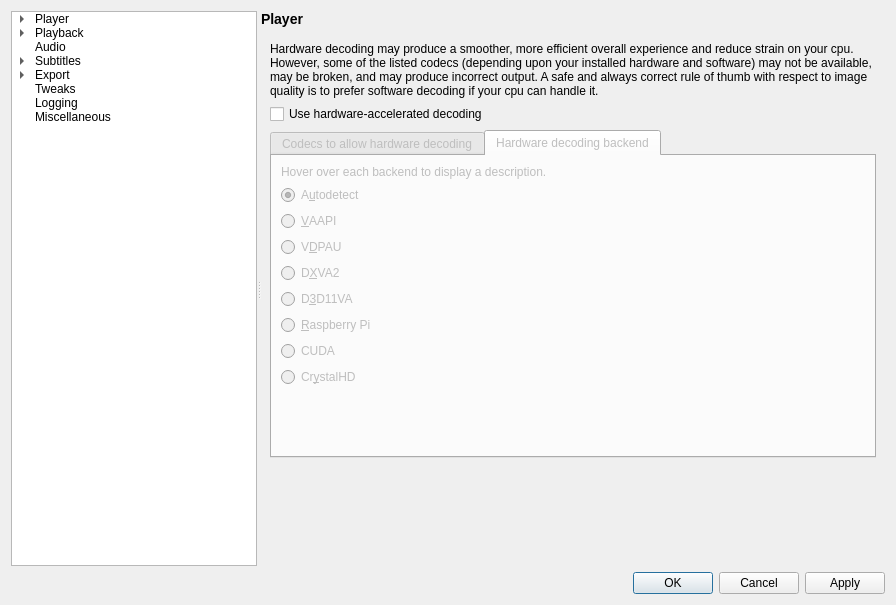
Qt form settingswindow.ui (mpc-qt/mpc-qt) before a commit.
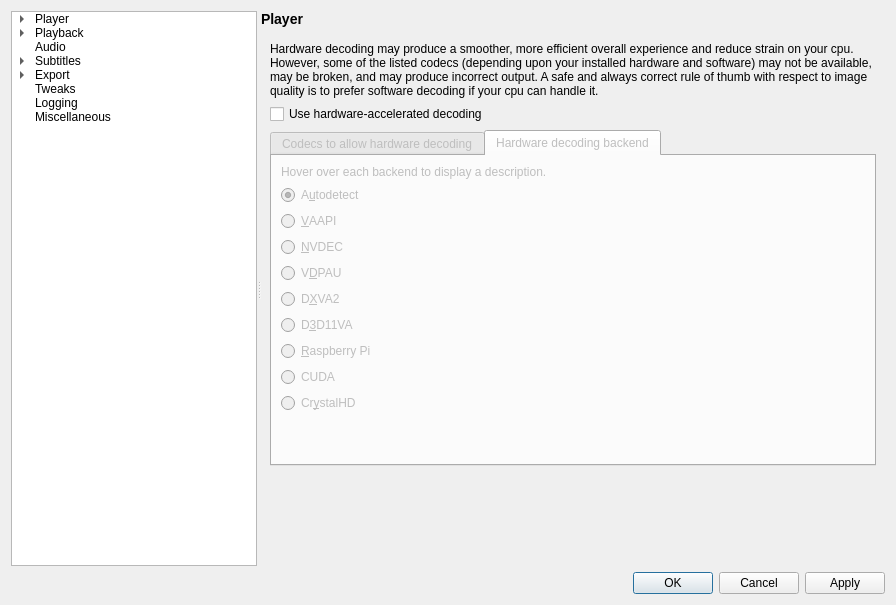
The same form after that commit. The open tabs and pages were chosen to show the change.

Commit message:
Add NVDEC as hardware decoding backend
It should be faster than CUDA

Diff of the .ui file:
```diff
--- a/settingswindow.ui
+++ b/settingswindow.ui
@@ -5496,6 +5496,16 @@
                  </property>
                 </widget>
                </item>
+               <item>
+                <widget class="QRadioButton" name="hwdecBackendNvdec">
+                 <property name="toolTip">
+                  <string>nVidia only (faster than CUDA)</string>
+                 </property>
+                 <property name="text">
+                  <string notr="true">&amp;NVDEC</string>
+                 </property>
+                </widget>
+               </item>
                <item>
                 <widget class="QRadioButton" name="hwdecBackendVdpau">
                  <property name="toolTip">
```
The commit also changes 1 other file.
